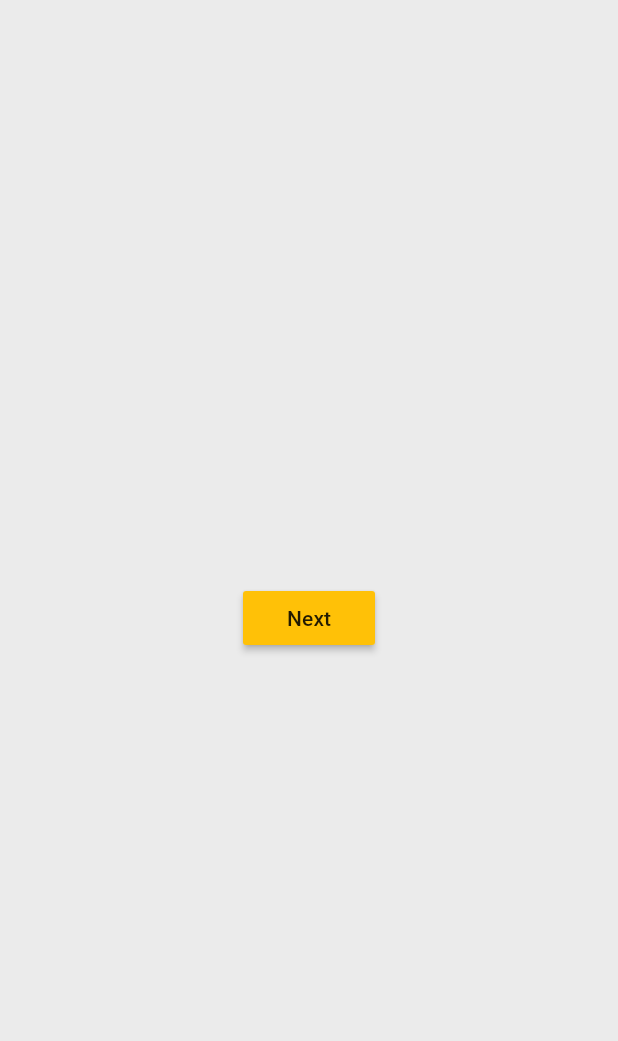
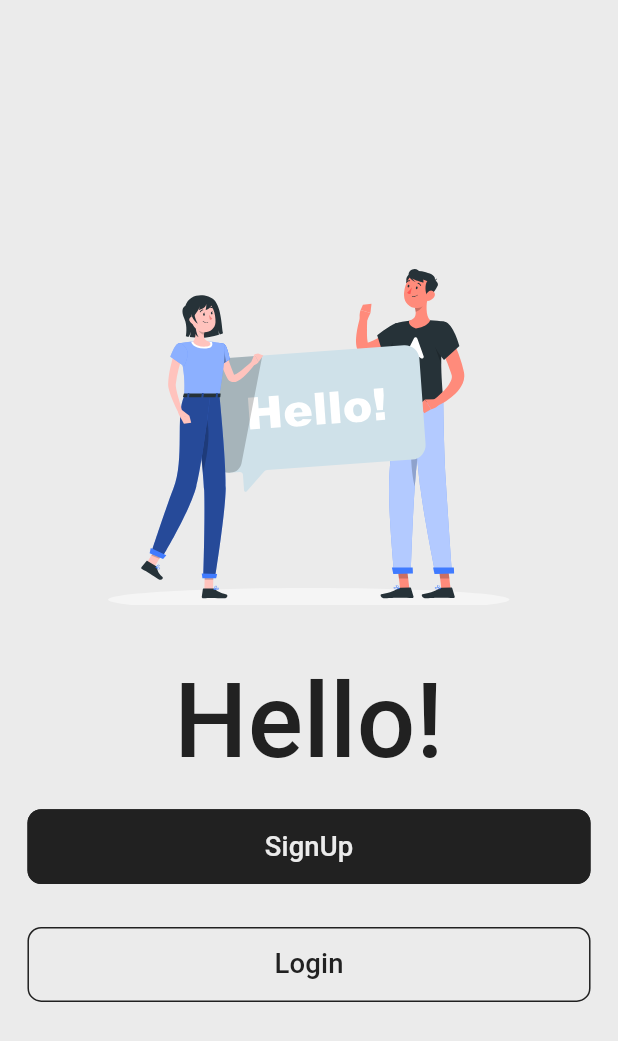
Before and after one commit to Mohamed-Essam-Mohamed/APP-SHOP-EASE, a Flutter app: the screen it shows after launch, on a phone screen of 412 x 824 dp. Shown: the top 1041 px of the screen. Run offline on Flutter 3.47's test engine with Material 3 defaults, Android fonts, the light colour scheme and no system bars; our stand-ins replace connectivity_plus, firebase_core, flutter_dotenv, flutter_screenutil, flutter_svg, gap and 2 more; accounts and stored records are empty; Roboto replaces fonts that are missing (Cairo).

Commit message:
finished hello screen.

```diff
--- a/lib/app_shop_ease.dart
+++ b/lib/app_shop_ease.dart
@@ -4,9 +4,8 @@ import 'package:app_shop_ease/core/routes/app_routes.dart';
 import 'package:app_shop_ease/core/utils/app_dark_theme.dart';
 import 'package:app_shop_ease/core/utils/app_light_theme.dart';
 import 'package:app_shop_ease/core/common/screens/internet_screen.dart';
-import 'package:app_shop_ease/home_screen.dart';
+import 'package:app_shop_ease/featuers/auth/presentation/screens/hello_auth_screen.dart';
 import 'package:flutter/material.dart';
-import 'package:flutter_localizations/flutter_localizations.dart';
 import 'package:flutter_screenutil/flutter_screenutil.dart';
 
 class AppShopEase extends StatefulWidget {
@@ -41,7 +40,7 @@ class _AppShopEaseState extends State<AppShopEase> {
                 theme: AppLightTheme.theme,
                 darkTheme: AppDarkTheme.theme,
                 themeMode: ThemeMode.light,
-                initialRoute: HomeScreen.routeName,
+                initialRoute: HelloAuthScreen.routeName,
                 onGenerateRoute: AppRoutes.onGenerateRoute,
               );
             } else {
--- a/lib/core/common/screens/internet_screen.dart
+++ b/lib/core/common/screens/internet_screen.dart
@@ -28,7 +28,7 @@ class InternetScreen extends StatelessWidget {
           Text(
             "No Internet Connection",
             textAlign: TextAlign.center,
-            style: AppTextStyle.bodySmall,
+            style: AppTextStyle.textStyle16CP,
           ),
           Gap(10.h),
           Text(
--- /dev/null
+++ b/lib/core/common/widget/button_app_widget.dart
@@ -0,0 +1,38 @@
+import 'package:app_shop_ease/core/utils/app_color.dart';
+import 'package:flutter/material.dart';
+import 'package:flutter_screenutil/flutter_screenutil.dart';
+
+import '../../utils/app_text_style.dart';
+
+class ButtonAppWidget extends StatelessWidget {
+  const ButtonAppWidget({
+    super.key,
+    required this.onPressed,
+    required this.title,
+    this.isFilled = true,
+  });
+  final void Function()? onPressed;
+  final String title;
+  final bool isFilled;
+  @override
+  Widget build(BuildContext context) {
+    return MaterialButton(
+      onPressed: onPressed,
+      minWidth: double.infinity,
+      padding: EdgeInsets.symmetric(vertical: 10.h),
+      elevation: 0,
+      shape: RoundedRectangleBorder(
+        borderRadius: BorderRadius.circular(8.r),
+        side: const BorderSide(
+          color: AppColor.primaryColor,
+        ),
+      ),
+      color: isFilled ? AppColor.primaryColor : AppColor.secondaryColor,
+      child: Text(
+        title,
+        style: AppTextStyle.textStyle16CP.copyWith(
+            color: isFilled ? AppColor.secondaryColor : AppColor.primaryColor),
+      ),
+    );
+  }
+}
--- a/lib/core/routes/app_routes.dart
+++ b/lib/core/routes/app_routes.dart
@@ -1,17 +1,15 @@
 import 'package:app_shop_ease/core/common/screens/internet_screen.dart';
 import 'package:app_shop_ease/core/routes/animation_routes.dart';
-import 'package:app_shop_ease/home_screen.dart';
-import 'package:app_shop_ease/next_screen.dart';
+import 'package:app_shop_ease/featuers/auth/presentation/screens/hello_auth_screen.dart';
 import 'package:flutter/material.dart';
 
 class AppRoutes {
   static Route<void> onGenerateRoute(RouteSettings settings) {
     final arg = settings.arguments;
     switch (settings.name) {
-      case HomeScreen.routeName:
-        return AnimationRoute(page: const HomeScreen());
-      case NextScreen.routeName:
-        return AnimationRoute(page: const NextScreen());
+      case HelloAuthScreen.routeName:
+        return AnimationRoute(page: const HelloAuthScreen());
+
       default:
         return AnimationRoute(page: const InternetScreen());
     }
--- a/lib/core/utils/app_text_style.dart
+++ b/lib/core/utils/app_text_style.dart
@@ -4,7 +4,12 @@ import 'package:flutter_screenutil/flutter_screenutil.dart';
 import 'package:google_fonts/google_fonts.dart';
 
 class AppTextStyle {
-  static TextStyle bodySmall = GoogleFonts.cairo(
+  static TextStyle textStyle60CP = GoogleFonts.cairo(
+    fontSize: 60.sp,
+    fontWeight: FontWeight.w500,
+    color: AppColor.primaryColor,
+  );
+  static TextStyle textStyle16CP = GoogleFonts.cairo(
     fontSize: 16.sp,
     fontWeight: FontWeight.w500,
     color: AppColor.primaryColor,
--- /dev/null
+++ b/lib/featuers/auth/presentation/screens/hello_auth_screen.dart
@@ -0,0 +1,52 @@
+import 'package:app_shop_ease/core/common/widget/button_app_widget.dart';
+import 'package:app_shop_ease/core/utils/app_color.dart';
+import 'package:app_shop_ease/core/utils/app_text_style.dart';
+import 'package:flutter/material.dart';
+import 'package:flutter_screenutil/flutter_screenutil.dart';
+import 'package:flutter_svg/flutter_svg.dart';
+import 'package:gap/gap.dart';
+import 'package:google_fonts/google_fonts.dart';
+
+class HelloAuthScreen extends StatelessWidget {
+  const HelloAuthScreen({super.key});
+  static const routeName = "hello-auth-screen";
+
+  @override
+  Widget build(BuildContext context) {
+    return Scaffold(
+      body: Center(
+        child: SingleChildScrollView(
+          padding: EdgeInsets.symmetric(horizontal: 16.w),
+          child: Column(
+            mainAxisAlignment: MainAxisAlignment.center,
+            crossAxisAlignment: CrossAxisAlignment.stretch,
+            children: [
+              SvgPicture.asset(
+                "assets/images/image-hello.svg",
+                alignment: Alignment.center,
+                width: double.infinity,
+                height: MediaQuery.of(context).size.height * 0.3,
+                fit: BoxFit.cover,
+              ),
+              Gap(24.h),
+              Text("Hello!",
+                  textAlign: TextAlign.center,
+                  style: AppTextStyle.textStyle60CP),
+              Gap(8.h),
+              ButtonAppWidget(
+                onPressed: () {},
+                title: "SignUp",
+              ),
+              Gap(24.h),
+              ButtonAppWidget(
+                isFilled: false,
+                onPressed: () {},
+                title: "Login",
+              ),
+            ],
+          ),
+        ),
+      ),
+    );
+  }
+}
--- a/lib/home_screen.dart
+++ /dev/null
@@ -1,23 +0,0 @@
-import 'package:app_shop_ease/core/extensions/context_extention.dart';
-import 'package:app_shop_ease/next_screen.dart';
-import 'package:flutter/material.dart';
-
-class HomeScreen extends StatelessWidget {
-  const HomeScreen({super.key});
-  static const routeName = 'home';
-
-  @override
-  Widget build(BuildContext context) {
-    return Scaffold(
-      body: Center(
-        child: MaterialButton(
-          onPressed: () {
-            context.pushNamed(NextScreen.routeName);
-          },
-          child: Text('Next'),
-          color: Colors.amber,
-        ),
-      ),
-    );
-  }
-}
--- a/lib/next_screen.dart
+++ /dev/null
@@ -1,13 +0,0 @@
-import 'package:flutter/material.dart';
-
-class NextScreen extends StatelessWidget {
-  const NextScreen({super.key});
-  static const routeName = 'next';
-
-  @override
-  Widget build(BuildContext context) {
-    return const Scaffold(
-      backgroundColor: Colors.amber,
-    );
-  }
-}
```
Also changed, not shown: assets/icons/icon-nointernet.svg (deleted), assets/images/image-hello.svg (added), lib/featuers/auth/presentation/screens/login_screen.dart (added), lib/featuers/auth/presentation/screens/register_screen.dart (added).
